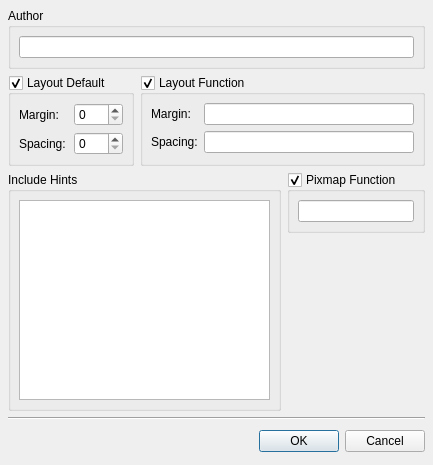
This is tools/designer/src/designer/formwindowsettings.ui in Fat-Zer/qt4-historical as Qt 5 draws it before an edit. The edited form follows.
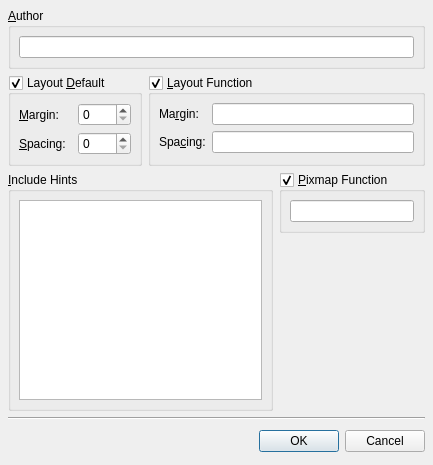
This is the edited form.

Diff of the .ui file:
```diff
--- a/tools/designer/src/designer/formwindowsettings.ui
+++ b/tools/designer/src/designer/formwindowsettings.ui
@@ -46,7 +46,7 @@
      <item>
       <widget class="QGroupBox" name="pixmapFunctionGroupBox" >
        <property name="title" >
-        <string>Pixmap Function</string>
+        <string>&amp;Pixmap Function</string>
        </property>
        <property name="checkable" >
         <bool>true</bool>
@@ -69,7 +69,7 @@
    <item rowspan="2" row="2" column="0" >
     <widget class="QGroupBox" name="includeHintsGroupBox" >
      <property name="title" >
-      <string>Include Hints</string>
+      <string>&amp;Include Hints</string>
      </property>
      <layout class="QVBoxLayout" >
       <property name="margin" >
@@ -87,7 +87,7 @@
    <item row="0" column="0" colspan="2" >
     <widget class="QGroupBox" name="pixmapFunctionGroupBox_2" >
      <property name="title" >
-      <string>Author</string>
+      <string>&amp;Author</string>
      </property>
      <layout class="QVBoxLayout" >
       <property name="margin" >
@@ -113,7 +113,7 @@
      <item>
       <widget class="QGroupBox" name="layoutDefaultGroupBox" >
        <property name="title" >
-        <string>Layout Default</string>
+        <string>Layout &amp;Default</string>
        </property>
        <property name="checkable" >
         <bool>true</bool>
@@ -128,7 +128,7 @@
         <item row="1" column="0" >
          <widget class="QLabel" name="label_2" >
           <property name="text" >
-           <string>Spacing:</string>
+           <string>&amp;Spacing:</string>
           </property>
           <property name="buddy" >
            <cstring>defaultSpacingSpinBox</cstring>
@@ -138,7 +138,7 @@
         <item row="0" column="0" >
          <widget class="QLabel" name="label" >
           <property name="text" >
-           <string>Margin:</string>
+           <string>&amp;Margin:</string>
           </property>
           <property name="buddy" >
            <cstring>defaultMarginSpinBox</cstring>
@@ -157,7 +157,7 @@
      <item>
       <widget class="QGroupBox" name="layoutFunctionGroupBox" >
        <property name="title" >
-        <string>Layout Function</string>
+        <string>&amp;Layout Function</string>
        </property>
        <property name="checkable" >
         <bool>true</bool>
@@ -178,7 +178,7 @@
         <item row="0" column="0" >
          <widget class="QLabel" name="label_3" >
           <property name="text" >
-           <string>Margin:</string>
+           <string>Ma&amp;rgin:</string>
           </property>
           <property name="buddy" >
            <cstring>marginFunctionLineEdit</cstring>
@@ -188,7 +188,7 @@
         <item row="1" column="0" >
          <widget class="QLabel" name="label_3_2" >
           <property name="text" >
-           <string>Spacing:</string>
+           <string>Spa&amp;cing:</string>
           </property>
           <property name="buddy" >
            <cstring>spacingFunctionLineEdit</cstring>
```
Left out of the diff: 3 changed lines with no effect on the pictures.
